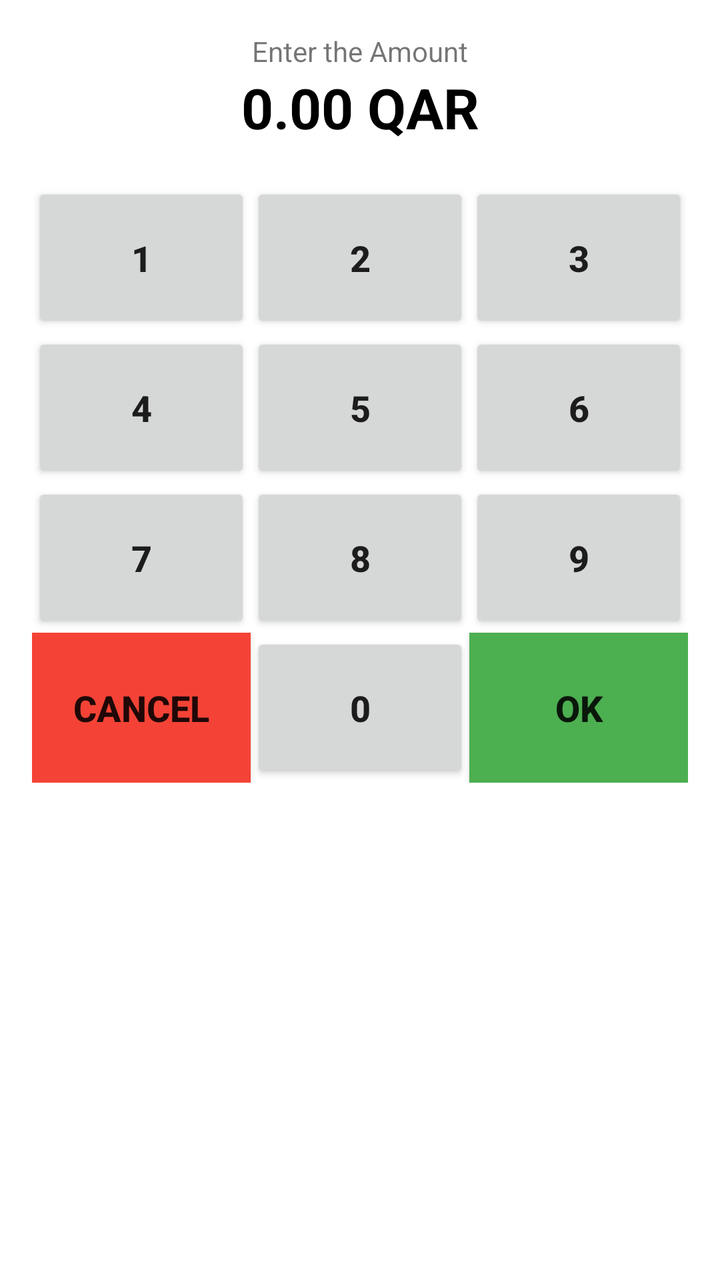
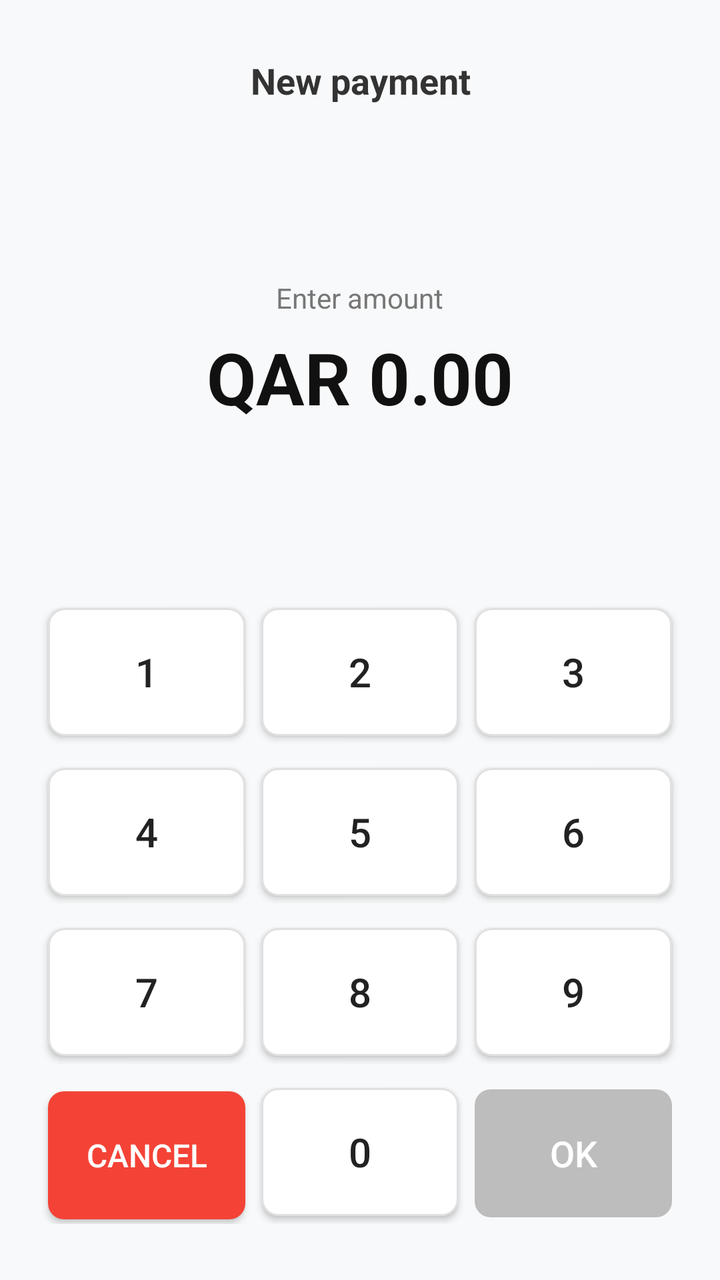

An Android layout rendered at two revisions. The XML below is the earlier revision; the diff shows what the commit changed to produce the second picture.
<!-- AndroidManifest.xml: activity theme Theme.Dipsy -->
<!-- res/layout/activity_main.xml -->
<?xml version="1.0" encoding="utf-8"?>
<LinearLayout xmlns:android="http://schemas.android.com/apk/res/android"
    android:layout_width="match_parent"
    android:layout_height="match_parent"
    android:orientation="vertical"
    android:padding="16dp"
    android:background="#FFFFFF">
    <TextView
        android:layout_width="match_parent"
        android:layout_height="wrap_content"
        android:text="Enter the Amount"
        android:gravity="center"
        />
    <TextView
        android:layout_width="match_parent"
        android:layout_height="wrap_content"
        android:id="@+id/amount"
        android:text="0.00 QAR"
        android:gravity="center"
        android:textSize="28sp"
        android:textColor="@color/black"
        android:textStyle="bold"/>
    <TextView
        android:layout_width="match_parent"
        android:layout_height="wrap_content"
        android:id="@+id/tvError"/>
    <TableLayout
        android:layout_width="match_parent"
        android:layout_height="0dp"
        android:stretchColumns="*"
        android:layout_weight="1"
        >
        <TableRow
            android:layout_height="0dp"
            android:layout_width="match_parent"
            >
            <Button
                android:layout_width="100dp"
                android:layout_height="75dp"
                android:id="@+id/btn1"
                android:text="1"
                android:textSize="18sp"
                android:textStyle="bold"
                />
            <Button
                android:layout_width="100dp"
                android:layout_height="75dp"
                android:id="@+id/btn2"
                android:text="2"
                android:textSize="18sp"
                android:textStyle="bold"
                />
            <Button
                android:layout_width="100dp"
                android:layout_height="75dp"
                android:id="@+id/btn3"
                android:text="3"
                android:textSize="18sp"
                android:textStyle="bold"
                />


        </TableRow>

        <TableRow
            android:layout_height="0dp"
            android:layout_width="match_parent"
            >
            <Button
                android:layout_width="100dp"
                android:layout_height="75dp"
                android:id="@+id/btn4"
                android:text="4"
                android:textSize="18sp"
                android:textStyle="bold"
                />
            <Button
                android:layout_width="100dp"
                android:layout_height="75dp"
                android:id="@+id/btn5"
                android:text="5"
                android:textSize="18sp"
                android:textStyle="bold"
                />
            <Button
                android:layout_width="100dp"
                android:layout_height="75dp"
                android:id="@+id/btn6"
                android:text="6"
                android:textSize="18sp"
                android:textStyle="bold"
                />


        </TableRow>
        <TableRow
            android:layout_height="0dp"
            android:layout_width="match_parent"
            >
            <Button
                android:layout_width="100dp"
                android:layout_height="75dp"
                android:id="@+id/btn7"
                android:text="7"
                android:textSize="18sp"
                android:textStyle="bold"
                />
            <Button
                android:layout_width="100dp"
                android:layout_height="75dp"
                android:id="@+id/btn8"
                android:text="8"
                android:textSize="18sp"
                android:textStyle="bold"
                />
            <Button
                android:layout_width="100dp"
                android:layout_height="75dp"
                android:id="@+id/btn9"
                android:text="9"
                android:textSize="18sp"
                android:textStyle="bold"
                />


        </TableRow>
        <TableRow
            android:layout_height="0dp"
            android:layout_width="match_parent"
            >
            <Button
                android:layout_width="100dp"
                android:layout_height="75dp"
                android:id="@+id/btnCancel"
                android:text="CANCEL"
                android:background="#F44336"
                android:textSize="18sp"
                android:textStyle="bold"
                />
            <Button
                android:layout_width="100dp"
                android:layout_height="75dp"
                android:id="@+id/btn0"
                android:text="0"
                android:textSize="18sp"
                android:textStyle="bold"
                />
            <Button
                android:layout_width="100dp"
                android:layout_height="75dp"
                android:id="@+id/btnOK"
                android:text="ok"
                android:textSize="18sp"
                android:textStyle="bold"
                android:background="#4CAF50"
                />


        </TableRow>

    </TableLayout>
</LinearLayout>
<!-- resources referenced by this layout -->
<resources>
  <color name="black">#FF000000</color>
  <style name="Theme.Dipsy" parent="android:Theme.Material.Light.NoActionBar" />
</resources>

<!-- the commit's change to res/layout/activity_main.xml (unified diff, before → after) -->
@@ -3,160 +3,190 @@
     android:layout_width="match_parent"
     android:layout_height="match_parent"
     android:orientation="vertical"
-    android:padding="16dp"
-    android:background="#FFFFFF">
+    android:padding="20dp"
+    android:background="#F8F9FA">
+
     <TextView
         android:layout_width="match_parent"
         android:layout_height="wrap_content"
-        android:text="Enter the Amount"
+        android:layout_marginTop="8dp"
         android:gravity="center"
-        />
-    <TextView
+        android:text="New payment"
+        android:textColor="#333333"
+        android:textSize="18sp"
+        android:textStyle="bold" />
+
+    <LinearLayout
+        android:layout_width="match_parent"
+        android:layout_height="0dp"
+        android:layout_weight="1"
+        android:gravity="center"
+        android:orientation="vertical">
+
+        <TextView
+            android:layout_width="wrap_content"
+            android:layout_height="wrap_content"
+            android:text="Enter amount"
+            android:textColor="#777777"
+            android:textSize="14sp" />
+
+        <TextView
+            android:id="@+id/amount"
+            android:layout_width="wrap_content"
+            android:layout_height="wrap_content"
+            android:layout_marginTop="6dp"
+            android:text="QAR 0.00"
+            android:textColor="#111111"
+            android:textSize="36sp"
+            android:textStyle="bold" />
+
+        <ProgressBar
+            android:id="@+id/progressBar"
+            android:layout_width="32dp"
+            android:layout_height="32dp"
+            android:layout_marginTop="12dp"
+            android:visibility="gone" />
+
+        <LinearLayout
+            android:id="@+id/layoutError"
+            android:layout_width="wrap_content"
+            android:layout_height="wrap_content"
+            android:layout_marginTop="12dp"
+            android:gravity="center"
+            android:orientation="vertical"
+            android:visibility="gone">
+
+            <TextView
+                android:id="@+id/tvError"
+                android:layout_width="wrap_content"
+                android:layout_height="wrap_content"
+                android:textColor="#D32F2F"
+                android:textSize="14sp" />
+
+            <Button
+                android:id="@+id/btnRetry"
+                style="@android:style/Widget.Material.Button.Borderless"
+                android:layout_width="wrap_content"
+                android:layout_height="wrap_content"
+                android:text="Retry"
+                android:textColor="#D32F2F"
+                android:textSize="14sp" />
+        </LinearLayout>
+    </LinearLayout>
+
+    <TableLayout
         android:layout_width="match_parent"
         android:layout_height="wrap_content"
-        android:id="@+id/amount"
-        android:text="0.00 QAR"
-        android:gravity="center"
-        android:textSize="28sp"
-        android:textColor="@color/black"
-        android:textStyle="bold"/>
-    <TextView
-        android:layout_width="match_parent"
-        android:layout_height="wrap_content"
-        android:id="@+id/tvError"/>
-    <TableLayout
-        android:layout_width="match_parent"
-        android:layout_height="0dp"
-        android:stretchColumns="*"
-        android:layout_weight="1"
-        >
-        <TableRow
-            android:layout_height="0dp"
-            android:layout_width="match_parent"
-            >
+        android:stretchColumns="*">
+
+        <TableRow android:layout_marginBottom="8dp">
             <Button
-                android:layout_width="100dp"
-                android:layout_height="75dp"
                 android:id="@+id/btn1"
+                android:layout_height="64dp"
+                android:layout_margin="4dp"
+                android:background="@drawable/bg_key_num"
                 android:text="1"
-                android:textSize="18sp"
-                android:textStyle="bold"
-                />
+                android:textColor="#222222"
+                android:textSize="20sp" />
             <Button
-                android:layout_width="100dp"
-                android:layout_height="75dp"
                 android:id="@+id/btn2"
+                android:layout_height="64dp"
+                android:layout_margin="4dp"
+                android:background="@drawable/bg_key_num"
                 android:text="2"
-                android:textSize="18sp"
-                android:textStyle="bold"
-                />
+                android:textColor="#222222"
+                android:textSize="20sp" />
             <Button
-                android:layout_width="100dp"
-                android:layout_height="75dp"
                 android:id="@+id/btn3"
+                android:layout_height="64dp"
+                android:layout_margin="4dp"
+                android:background="@drawable/bg_key_num"
                 android:text="3"
-                android:textSize="18sp"
-                android:textStyle="bold"
-                />
-
-
+                android:textColor="#222222"
+                android:textSize="20sp" />
         </TableRow>
 
-        <TableRow
-            android:layout_height="0dp"
-            android:layout_width="match_parent"
-            >
+        <TableRow android:layout_marginBottom="8dp">
             <Button
-                android:layout_width="100dp"
-                android:layout_height="75dp"
                 android:id="@+id/btn4"
+                android:layout_height="64dp"
+                android:layout_margin="4dp"
+                android:background="@drawable/bg_key_num"
                 android:text="4"
-                android:textSize="18sp"
-                android:textStyle="bold"
-                />
+                android:textColor="#222222"
+                android:textSize="20sp" />
             <Button
-                android:layout_width="100dp"
-                android:layout_height="75dp"
                 android:id="@+id/btn5"
+                android:layout_height="64dp"
+                android:layout_margin="4dp"
+                android:background="@drawable/bg_key_num"
                 android:text="5"
-                android:textSize="18sp"
-                android:textStyle="bold"
-                />
+                android:textColor="#222222"
+                android:textSize="20sp" />
             <Button
-                android:layout_width="100dp"
-                android:layout_height="75dp"
                 android:id="@+id/btn6"
+                android:layout_height="64dp"
+                android:layout_margin="4dp"
+                android:background="@drawable/bg_key_num"
                 android:text="6"
-                android:textSize="18sp"
-                android:textStyle="bold"
-                />
-
-
-        </TableRow>
-        <TableRow
-            android:layout_height="0dp"
-            android:layout_width="match_parent"
-            >
-            <Button
-                android:layout_width="100dp"
-                android:layout_height="75dp"
-                android:id="@+id/btn7"
-                android:text="7"
-                android:textSize="18sp"
-                android:textStyle="bold"
-                />
-            <Button
-                android:layout_width="100dp"
-                android:layout_height="75dp"
-                android:id="@+id/btn8"
-                android:text="8"
-                android:textSize="18sp"
-                android:textStyle="bold"
-                />
-            <Button
-                android:layout_width="100dp"
-                android:layout_height="75dp"
-                android:id="@+id/btn9"
-                android:text="9"
-                android:textSize="18sp"
-                android:textStyle="bold"
-                />
-
-
-        </TableRow>
-        <TableRow
-            android:layout_height="0dp"
-            android:layout_width="match_parent"
-            >
-            <Button
-                android:layout_width="100dp"
-                android:layout_height="75dp"
-                android:id="@+id/btnCancel"
-                android:text="CANCEL"
-                android:background="#F44336"
-                android:textSize="18sp"
-                android:textStyle="bold"
-                />
-            <Button
-                android:layout_width="100dp"
-                android:layout_height="75dp"
-                android:id="@+id/btn0"
-                android:text="0"
-                android:textSize="18sp"
-                android:textStyle="bold"
-                />
-            <Button
-                android:layout_width="100dp"
-                android:layout_height="75dp"
-                android:id="@+id/btnOK"
-                android:text="ok"
-                android:textSize="18sp"
-                android:textStyle="bold"
-                android:background="#4CAF50"
-                />
-
-
+                android:textColor="#222222"
+                android:textSize="20sp" />
         </TableRow>
 
+        <TableRow android:layout_marginBottom="8dp">
+            <Button
+                android:id="@+id/btn7"
+                android:layout_height="64dp"
+                android:layout_margin="4dp"
+                android:background="@drawable/bg_key_num"
+                android:text="7"
+                android:textColor="#222222"
+                android:textSize="20sp" />
+            <Button
+                android:id="@+id/btn8"
+                android:layout_height="64dp"
+                android:layout_margin="4dp"
+                android:background="@drawable/bg_key_num"
+                android:text="8"
+                android:textColor="#222222"
+                android:textSize="20sp" />
+            <Button
+                android:id="@+id/btn9"
+                android:layout_height="64dp"
+                android:layout_margin="4dp"
+                android:background="@drawable/bg_key_num"
+                android:text="9"
+                android:textColor="#222222"
+                android:textSize="20sp" />
+        </TableRow>
+
+        <TableRow android:layout_marginBottom="8dp">
+            <Button
+                android:id="@+id/btnCancel"
+                android:layout_height="64dp"
+                android:layout_margin="4dp"
+                android:background="@drawable/bg_key_cancel"
+                android:text="Cancel"
+                android:textColor="#FFFFFF"
+                android:textSize="16sp" />
+            <Button
+                android:id="@+id/btn0"
+                android:layout_height="64dp"
+                android:layout_margin="4dp"
+                android:background="@drawable/bg_key_num"
+                android:text="0"
+                android:textColor="#222222"
+                android:textSize="20sp" />
+            <Button
+                android:id="@+id/btnOK"
+                android:layout_height="64dp"
+                android:layout_margin="4dp"
+                android:background="@drawable/bg_key_ok"
+                android:enabled="false"
+                android:text="OK"
+                android:textColor="#FFFFFF"
+                android:textSize="18sp" />
+        </TableRow>
     </TableLayout>
+
 </LinearLayout>
<!-- resource entries referenced after the edit -->
@@ -1,6 +1,34 @@
 <!-- resources referenced by this layout -->
 <resources>
-  <color name="black">#FF000000</color>
+  <!-- drawable bg_key_cancel (drawable) -->
+  <?xml version="1.0" encoding="utf-8"?>
+  <shape xmlns:android="http://schemas.android.com/apk/res/android">
+      <solid android:color="#F44336" />
+      <corners android:radius="8dp" />
+  </shape>
+  <!-- drawable bg_key_num (drawable) -->
+  <?xml version="1.0" encoding="utf-8"?>
+  <shape xmlns:android="http://schemas.android.com/apk/res/android">
+      <solid android:color="#FFFFFF" />
+      <corners android:radius="8dp" />
+      <stroke android:width="1dp" android:color="#E0E0E0" />
+  </shape>
+  <!-- drawable bg_key_ok (drawable) -->
+  <?xml version="1.0" encoding="utf-8"?>
+  <selector xmlns:android="http://schemas.android.com/apk/res/android">
+      <item android:state_enabled="false">
+          <shape>
+              <solid android:color="#BDBDBD" />
+              <corners android:radius="8dp" />
+          </shape>
+      </item>
+      <item>
+          <shape>
+              <solid android:color="#4CAF50" />
+              <corners android:radius="8dp" />
+          </shape>
+      </item>
+  </selector>
   <style name="Theme.Dipsy" parent="android:Theme.Material.Light.NoActionBar" />
 </resources>
 
